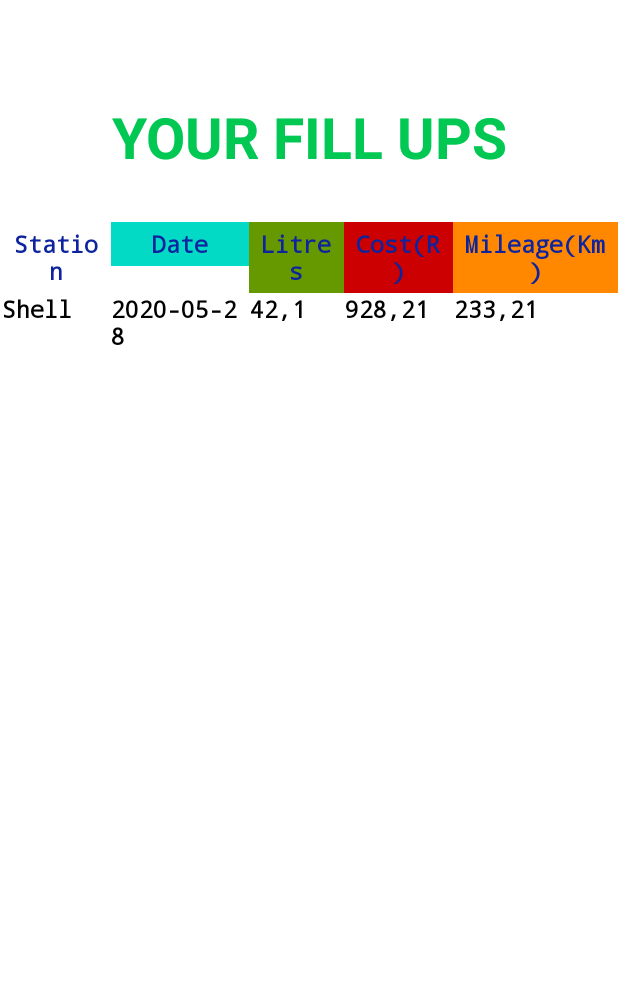
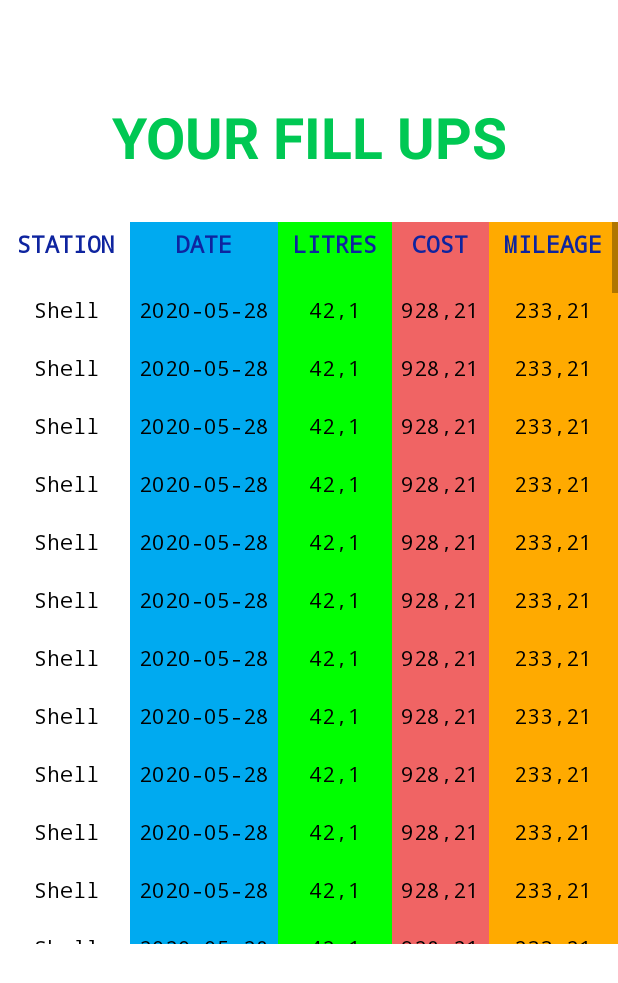
Before and after one commit to JoshWacks/COMS_PROJECT, an Android app: the ViewFillUpsActivity screen opened directly, with no data from a screen before it, on a phone screen of 412 x 824 dp. Shown: the top 983 px of the screen. Run offline under Robolectric (Android 15) with nearby library versions, the phone set to English and light mode, and no system bars; Roboto replaces fonts that are not available here.

Commit message:
Added colour scheme to table

```diff
--- a/app/src/main/AndroidManifest.xml
+++ b/app/src/main/AndroidManifest.xml
@@ -1,13 +1,14 @@
 <?xml version="1.0" encoding="utf-8"?>
 <manifest xmlns:android="http://schemas.android.com/apk/res/android"
           package="com.example.petrolapp">
-
+    <uses-permission android:name="android.permission.ACCESS_FINE_LOCATION"/>
     <uses-permission android:name="android.permission.ACCESS_COARSE_LOCATION"/>
     <uses-permission android:name="android.permission.ACCESS_LOCATION_EXTRA_COMMANDS"/>
     <uses-permission android:name="android.permission.INTERNET"/>
     <uses-permission android:name="android.permission.ACCESS_NETWORK_STATE"/>
     <uses-permission android:name="android.permission.ACCESS_WIFI_STATE"/>
     <uses-permission android:name="android.permission.ACCESS_FINE_LOCATION"/>
+    <uses-permission android:name="android.permission.ACCESS_COARSE_LOCATION"/>
 
     <application
             android:allowBackup="true"
--- a/app/src/main/java/com/example/petrolapp/AtStationActivity.java
+++ b/app/src/main/java/com/example/petrolapp/AtStationActivity.java
@@ -42,6 +42,7 @@ public class AtStationActivity extends AppCompatActivity {
     }
 
     private boolean runtime_permissions(){
+
         if(Build.VERSION.SDK_INT>=23&& ContextCompat.checkSelfPermission(this,Manifest.permission.ACCESS_FINE_LOCATION)
                 != PackageManager.PERMISSION_GRANTED&& ContextCompat.checkSelfPermission(this,Manifest.permission.ACCESS_COARSE_LOCATION)
                 != PackageManager.PERMISSION_GRANTED){
@@ -173,6 +174,8 @@ public class AtStationActivity extends AppCompatActivity {
         super.onCreate(savedInstanceState);
 
         setContentView(R.layout.activity_at_station);
+        Intent i=new Intent(getApplicationContext(),GPS_Service.class);
+        startService(i);
 
         btnDone=findViewById(R.id.btnDone);
 
--- a/app/src/main/java/com/example/petrolapp/MainMenuActivity.java
+++ b/app/src/main/java/com/example/petrolapp/MainMenuActivity.java
@@ -54,8 +54,8 @@ public class MainMenuActivity extends AppCompatActivity {
 
     @Override
     protected void onCreate(Bundle savedInstanceState) {
-        Intent i=new Intent(getApplicationContext(),GPS_Service.class);
-        startService(i);
+//        Intent i=new Intent(getApplicationContext(),GPS_Service.class);
+//        startService(i);
 
         super.onCreate(savedInstanceState);
 
--- a/app/src/main/java/com/example/petrolapp/ViewFillUpsActivity.java
+++ b/app/src/main/java/com/example/petrolapp/ViewFillUpsActivity.java
@@ -2,6 +2,7 @@ package com.example.petrolapp;
 
 import android.annotation.SuppressLint;
 import android.content.Intent;
+import android.graphics.Color;
 import android.view.ViewGroup;
 import android.widget.LinearLayout;
 import android.widget.TableLayout;
@@ -28,45 +29,81 @@ public class ViewFillUpsActivity extends AppCompatActivity {
 
         tbl=findViewById(R.id.tblLayout);
         ViewGroup.LayoutParams param = findViewById(R.id.txtHeading0).getLayoutParams();
+
+        for (int i = 0; i < 250; i++) {
             TableRow tr = new TableRow(this);
             TableRow.LayoutParams tableRowParams=new TableRow.LayoutParams(TableRow.LayoutParams.MATCH_PARENT,TableRow.LayoutParams.WRAP_CONTENT);
 
             tr.setLayoutParams(tableRowParams);
 
-        TextView station=new TextView(this);
+
+            TextView station = new TextView(this);
+            station.setTextAlignment(4);
+            if(i%2==0){
+                station.setText("");
+            }else {
                 station.setText("Shell");
+            }
             station.setLayoutParams(param);
             station.setTextAppearance(R.style.fontForTextViews);
             tr.addView(station);
 
-        TextView date=new TextView(this);
-        String d=java.time.LocalDate.now()+"";
+            TextView date = new TextView(this);
+            date.setTextAlignment(4);
+            date.setBackgroundColor(Color.rgb(0, 170, 240));
+            String d = java.time.LocalDate.now() + "";
+            if(i%2==0){
+                date.setText("");
+            }else {
                 date.setText(d);
+
+            }
             date.setLayoutParams(param);
             date.setTextAppearance(R.style.fontForTextViews);
-
             tr.addView(date);
 
-        TextView litres=new TextView(this);
+            TextView litres = new TextView(this);
+            litres.setBackgroundColor(Color.GREEN);
+            litres.setTextAlignment(4);
+            if(i%2==0){
+                litres.setText("");
+
+            }else {
+
                 litres.setText("42,1");
+            }
             litres.setLayoutParams(param);
             litres.setTextAppearance(R.style.fontForTextViews);
             tr.addView(litres);
 
-        TextView cost=new TextView(this);
+            TextView cost = new TextView(this);
+            cost.setBackgroundColor(Color.rgb(240, 100, 100));
+            if(i%2==0){
+                cost.setText("");
+            }else {
                 cost.setText("928,21");
+
+            }
             cost.setLayoutParams(param);
-
+            cost.setTextAlignment(4);
             cost.setTextAppearance(R.style.fontForTextViews);
             tr.addView(cost);
 
-        TextView mileage=new TextView(this);
+            TextView mileage = new TextView(this);
+            mileage.setBackgroundColor(Color.rgb(255, 170, 0));
+            mileage.setTextAlignment(4);
+            if(i%2==0){
+                mileage.setText("");
+            }else {
                 mileage.setText("233,21");
+
+            }
             mileage.setLayoutParams(param);
             mileage.setTextAppearance(R.style.fontForTextViews);
             tr.addView(mileage);
 
             tbl.addView(tr);
+        }
 
 
 
--- a/app/src/main/res/layout/activity_view_fill_ups.xml
+++ b/app/src/main/res/layout/activity_view_fill_ups.xml
@@ -32,7 +32,7 @@
                 app:layout_constraintEnd_toEndOf="parent"/>
         <ScrollView
                 android:layout_width="match_parent"
-                android:layout_height="160dp"
+                android:layout_height="481dp"
                 app:layout_constraintTop_toTopOf="parent" android:layout_marginTop="92dp"
                 app:layout_constraintStart_toStartOf="parent" android:layout_marginStart="1dp"
                 android:id="@+id/scrollView"
@@ -48,22 +48,23 @@
                 >
                     <TextView
                             android:text="Station"
+                            android:layout_weight="1"
                             android:textAlignment="center"
                             android:layout_width="wrap_content"
                             android:layout_height="wrap_content"
                             android:id="@+id/txtHeading0" android:textStyle="bold" android:textSize="15sp"
                             android:fontFamily="monospace" android:textColor="#0E249F" android:padding="4dp"
 
-                            android:layout_weight="1"/>
+                            android:textAllCaps="true"/>
 
                     <TextView
                             android:text="Date"
-                            android:layout_weight="2"
+                            android:layout_weight="1"
                             android:layout_width="wrap_content"
                             android:layout_height="wrap_content"
                             android:id="@+id/txtHeading1" android:textStyle="bold" android:textSize="15sp"
                             android:fontFamily="monospace" android:textColor="#0E249F" android:padding="4dp"
-                            android:background="@color/colorAccent" android:textAlignment="center"/>
+                            android:background="#00AAF0" android:textAlignment="center" android:textAllCaps="true"/>
                     <TextView
                             android:text="Litres"
                             android:layout_weight="1"
@@ -72,25 +73,25 @@
                             android:textAlignment="center"
                             android:id="@+id/txtHeading2" android:textStyle="bold" android:textSize="15sp"
                             android:fontFamily="monospace" android:textColor="#0E249F" android:padding="4dp"
-                            android:background="@android:color/holo_green_dark"/>
+                            android:background="#00FF00" android:textAllCaps="true"/>
                     <TextView
-                            android:text="Cost(R)"
+                            android:text="Cost"
                             android:layout_weight="1"
                             android:layout_width="wrap_content"
                             android:layout_height="wrap_content"
                             android:textAlignment="center"
                             android:id="@+id/txtHeading3" android:textStyle="bold" android:textSize="15sp"
                             android:fontFamily="monospace" android:textColor="#0E249F" android:padding="4dp"
-                            android:background="@android:color/holo_red_dark"/>
+                            android:background="#F06464" android:textAllCaps="true"/>
                     <TextView
-                            android:text="Mileage(Km)"
+                            android:text="Mileage"
                             android:textAlignment="center"
                             android:layout_weight="1"
                             android:layout_width="wrap_content"
                             android:layout_height="wrap_content"
                             android:id="@+id/txtHeading4" android:textStyle="bold" android:textSize="15sp"
                             android:fontFamily="monospace" android:textColor="#0E249F" android:padding="4dp"
-                            android:background="@android:color/holo_orange_dark"/>
+                            android:background="#FFAA00" android:textAllCaps="true"/>
 
                     <!--ToDo add a efficiency element when they click on a row-->
 
--- a/app/src/main/res/values/styles.xml
+++ b/app/src/main/res/values/styles.xml
@@ -21,12 +21,11 @@
     </style>
 
     <style name="fontForTextViews">
-        <item name="android:textStyle">bold</item>
         <item name="android:fontFamily">monospace</item>
         <item name="android:textColor">#000000</item>
         <item name="android:textAlignment">center</item>
-        <item name="android:textSize">15sp</item>
-        <item name="android:padding">4dp</item>
+        <item name="android:textSize">14sp</item>
+
     </style>
 
 </resources>
```
Lines whose indentation alone changed are shown as unchanged.
